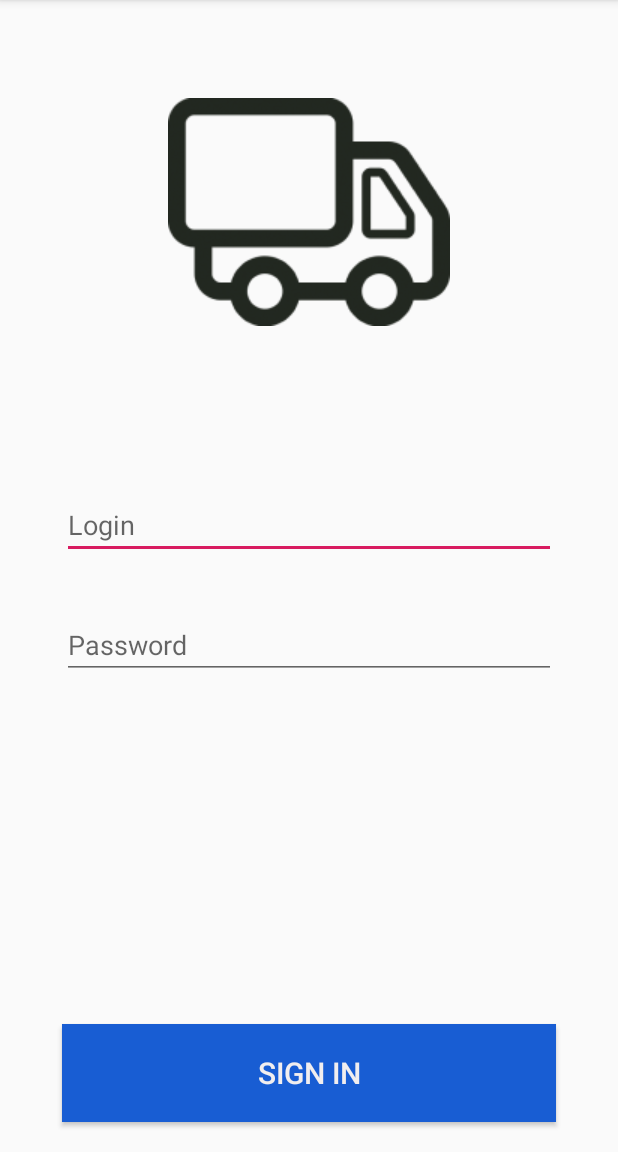
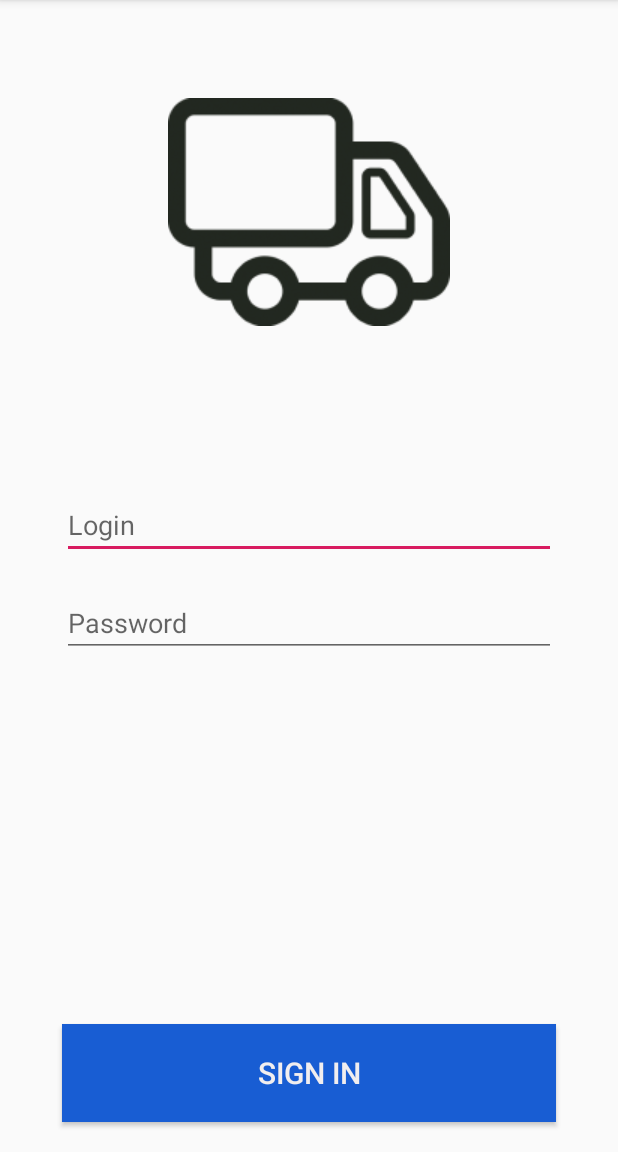
Before and after one commit to SergeiMikhailovskii/RPPBA, an Android app: the LoginActivity screen opened directly, with no data from a screen before it, on a phone screen of 412 x 824 dp, the part 84-1236 px from its top. Run offline under Robolectric (Android 15) with nearby library versions, the phone set to English and light mode, and no system bars.

Commit message:
Login xml is ready

```diff
--- a/app/src/main/res/layout/activity_login.xml
+++ b/app/src/main/res/layout/activity_login.xml
@@ -60,11 +60,11 @@
         android:id="@+id/password_edit_text"
         android:layout_width="0dp"
         android:layout_height="wrap_content"
-        android:layout_marginTop="80dp"
+        android:layout_marginTop="20dp"
         android:hint="@string/password"
         app:layout_constraintStart_toStartOf="@+id/guideline"
         app:layout_constraintEnd_toEndOf="@id/guideline4"
-        app:layout_constraintTop_toTopOf="@id/login_edit_text" />
+        app:layout_constraintTop_toBottomOf="@id/login_edit_text" />
 
     <Button
         android:id="@+id/sign_in_button"
```
